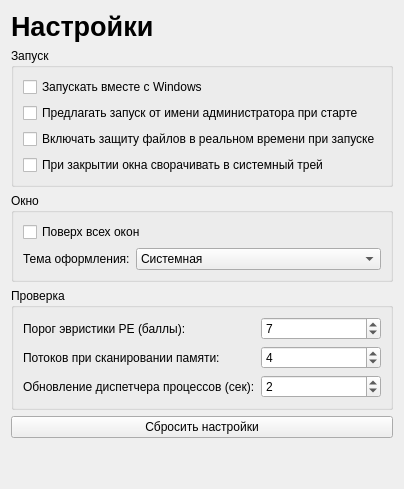
UnLuck000/school_project, file ui/designer/settings_page.ui: the form before one commit.
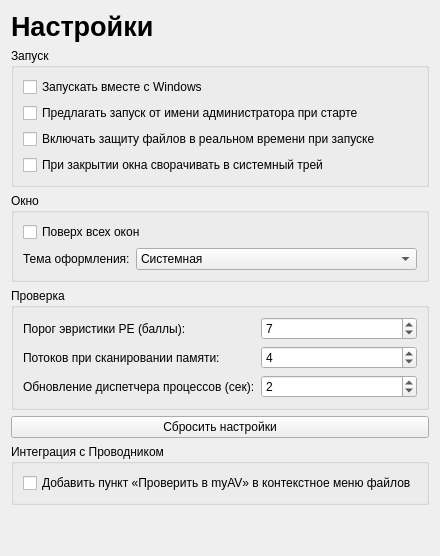
The form after the commit.

Commit message: Автозапуск по вкладкам, просмотр кода в анализаторе, перетаскивание и меню Проводника

What changed in the file:
```diff
--- a/ui/designer/settings_page.ui
+++ b/ui/designer/settings_page.ui
@@ -54,6 +54,14 @@
      <property name="text"><string>Сбросить настройки</string></property>
     </widget>
    </item>
+   <item>
+    <widget class="QGroupBox" name="groupExplorer">
+     <property name="title"><string>Интеграция с Проводником</string></property>
+     <layout class="QVBoxLayout" name="layoutExplorer">
+      <item><widget class="QCheckBox" name="chkExplorerMenu"><property name="toolTip"><string>Пункт «Проверить в myAV» появится в меню правой кнопки мыши для файлов. В Windows 11 он находится в «Показать дополнительные параметры» (или Shift+правая кнопка).</string></property><property name="text"><string>Добавить пункт «Проверить в myAV» в контекстное меню файлов</string></property></widget></item>
+     </layout>
+    </widget>
+   </item>
    <item>
     <spacer name="verticalSpacer"><property name="orientation"><enum>Qt::Vertical</enum></property><property name="sizeHint" stdset="0"><size><width>20</width><height>40</height></size></property></spacer>
    </item>
```
The commit also changes 13 other files.
